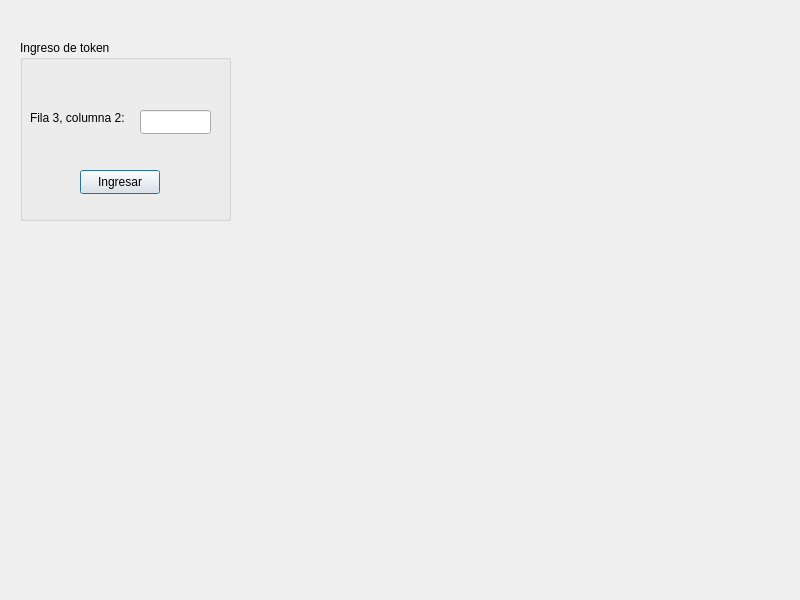
Los-Pollitos/PI-Redes-Sistemas-Operativos, file Interfaz/token.ui: the form before one commit.
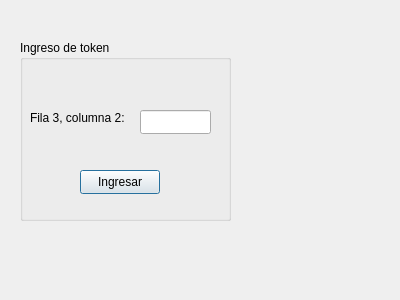
The form after the commit.

Diff of the .ui file:
```diff
--- a/Interfaz/token.ui
+++ b/Interfaz/token.ui
@@ -6,8 +6,8 @@
    <rect>
     <x>0</x>
     <y>0</y>
-    <width>800</width>
-    <height>600</height>
+    <width>400</width>
+    <height>300</height>
    </rect>
   </property>
   <property name="windowTitle">
```
